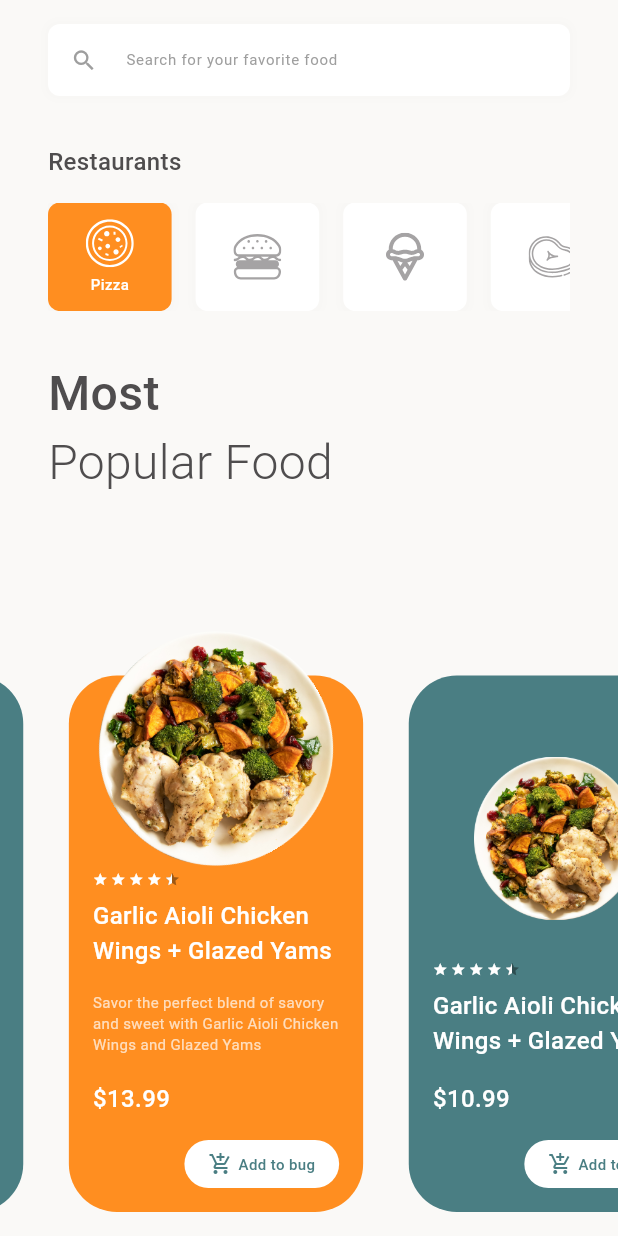
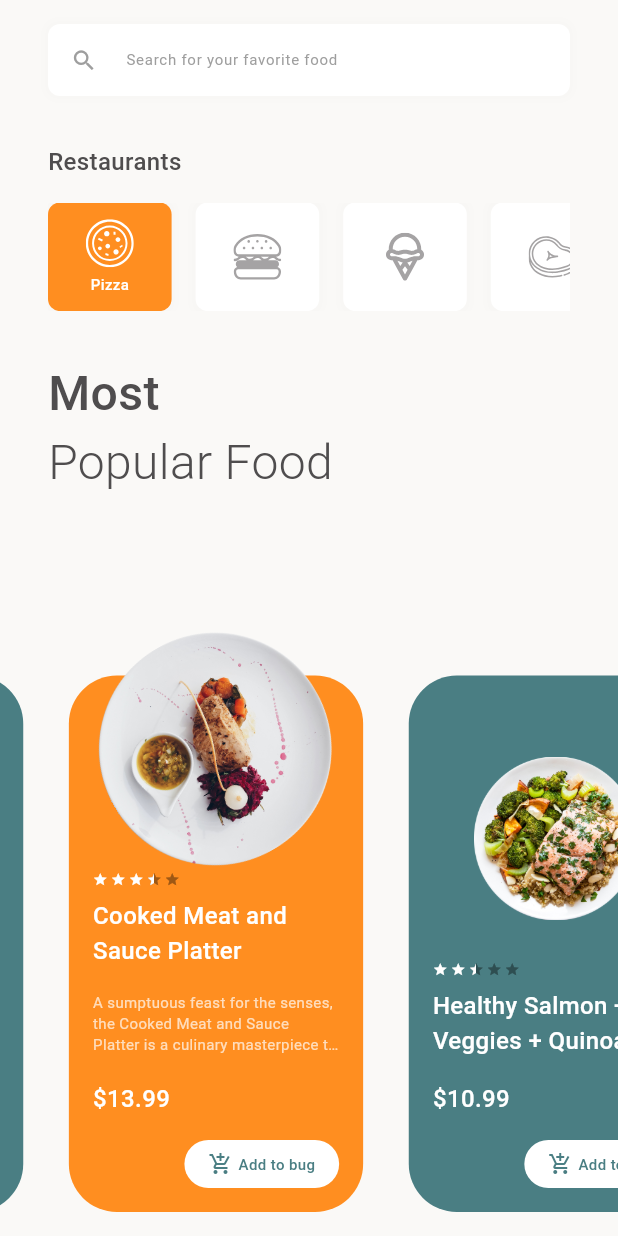
Before and after one commit to manirahmanzadeh/nomnom, a Flutter app: the screen it shows after launch, swiped to page 2, on a phone screen of 412 x 824 dp. Run offline on Flutter 3.47's test engine with Material 3 defaults, Android fonts, the phone set to English and light mode, and no system bars; drawn by our look-alikes of flutter_rating_bar; our stand-ins replace animate_do, flutter_svg.

Commit message:
feat: added new foods and animations

```diff
--- a/lib/src/screens/food/food_screen.dart
+++ b/lib/src/screens/food/food_screen.dart
@@ -235,8 +235,6 @@ class _FoodScreenState extends State<FoodScreen> with SingleTickerProviderStateM
                       ),
                       Text(
                         widget.food.description,
-                        maxLines: 3,
-                        overflow: TextOverflow.ellipsis,
                         style: const TextStyle(
                           color: Colors.black,
                           fontSize: 10,
--- a/lib/src/screens/foods/components/most_popular_section.dart
+++ b/lib/src/screens/foods/components/most_popular_section.dart
@@ -14,23 +14,26 @@ class _MostPopularSectionState extends State<MostPopularSection> {
     const FoodModel(
       plateImageUrl: 'assets/foods/1.png',
       title: 'Garlic Aioli Chicken Wings + Glazed Yams',
-      description: 'Savor the perfect blend of savory and sweet with Garlic Aioli Chicken Wings and Glazed Yams',
+      description:
+          'Indulge in a tantalizing fusion of flavors with the Garlic Aioli Chicken Wings + Glazed Yams, a culinary masterpiece that marries the bold essence of savory chicken wings with the sweet and tender allure of glazed yams. The chicken wings, flawlessly cooked to achieve a crispy exterior and succulent interior, are generously coated in a luscious garlic aioli. The aioli, with its creamy texture and robust garlic undertones, elevates the wings to a new level of gastronomic delight. Paired alongside are the glazed yams, bathed in a delectable caramelized coating that strikes the perfect balance between sweetness and warmth. The contrast between the savory, garlicky chicken wings and the sweet, caramelized yams creates a harmonious dance of flavors that captivates the taste buds. This dish is a symphony of textures and tastes, showcasing the artistry of culinary craftsmanship and making Garlic Aioli Chicken Wings + Glazed Yams an irresistible choice for those seeking a truly satisfying and memorable dining experience.',
       price: 12.99,
       rate: 4.5,
     ),
     const FoodModel(
-      plateImageUrl: 'assets/foods/1.png',
-      title: 'Garlic Aioli Chicken Wings + Glazed Yams',
-      description: 'Savor the perfect blend of savory and sweet with Garlic Aioli Chicken Wings and Glazed Yams',
+      plateImageUrl: 'assets/foods/2.png',
+      title: 'Cooked Meat and Sauce Platter',
+      description:
+          'A sumptuous feast for the senses, the Cooked Meat and Sauce Platter is a culinary masterpiece that tantalizes taste buds and satisfies cravings with its rich and savory combination. This delectable platter showcases expertly cooked meats, ranging from succulent roasted chicken and tender beef cuts to flavorful grilled sausages, each infused with a symphony of herbs and spices that elevate the dining experience. What truly sets this dish apart is the accompanying array of sauces that add a burst of flavor and depth to every bite. From zesty chimichurri to velvety mushroom gravy, the sauces not only complement the meats but also offer a delightful contrast, creating a harmonious symphony of tastes. The Cooked Meat and Sauce Platter is a celebration of culinary craftsmanship, inviting diners to savor the artistry and indulge in a truly satisfying gastronomic adventure.',
       price: 13.99,
-      rate: 4.5,
+      rate: 3.5,
     ),
     const FoodModel(
-      plateImageUrl: 'assets/foods/1.png',
-      title: 'Garlic Aioli Chicken Wings + Glazed Yams',
-      description: 'Savor the perfect blend of savory and sweet with Garlic Aioli Chicken Wings and Glazed Yams',
+      plateImageUrl: 'assets/foods/3.png',
+      title: 'Healthy Salmon + Veggies + Quinoa dish',
+      description:
+          'Embark on a journey of wellness with the Healthy Salmon + Veggies + Quinoa dish, a vibrant and nourishing ensemble that epitomizes the marriage of flavor and nutrition. At the heart of this culinary creation is the impeccably cooked salmon, its flaky texture and rich omega-3 fatty acids providing a healthful foundation. Paired with a colorful medley of fresh, crisp vegetables such as vibrant bell peppers, nutrient-packed spinach, and earthy cherry tomatoes, the dish bursts with vitamins and antioxidants. The inclusion of quinoa, a protein-packed whole grain, adds a wholesome and hearty element, creating a well-balanced meal that sustains and energizes. The symphony of flavors is further enhanced by a light drizzle of lemon vinaigrette, imparting a citrusy brightness that ties the elements together. This Healthy Salmon + Veggies + Quinoa dish not only satiates the palate but also exemplifies a commitment to well-being, making it a delightful choice for those seeking a delicious and nutritious dining experience.',
       price: 10.99,
-      rate: 4.5,
+      rate: 2.5,
     ),
   ];
 
--- a/lib/src/screens/foods/foods_screen.dart
+++ b/lib/src/screens/foods/foods_screen.dart
@@ -1,3 +1,4 @@
+import 'package:animate_do/animate_do.dart';
 import 'package:flutter/material.dart';
 import 'package:nomnom/src/screens/foods/components/most_popular_section.dart';
 import 'package:nomnom/src/screens/foods/components/restaurants_section.dart';
@@ -21,16 +22,18 @@ class _FoodsScreenState extends State<FoodsScreen> {
           SizedBox(
             height: MediaQuery.of(context).padding.top + 16,
           ),
-          const AppSearchBar(),
+          FadeInLeft(child: const AppSearchBar()),
           const SizedBox(
             height: 16,
           ),
-          const RestaurantsSection(),
+          FadeInRight(child: const RestaurantsSection()),
           const SizedBox(
             height: 16,
           ),
-          const Expanded(
-            child: MostPopularSection(),
+          Expanded(
+            child: FadeInUp(
+              child: const MostPopularSection(),
+            ),
           ),
         ],
       ),
```
Also changed, not shown: assets/foods/2.png (added), assets/foods/3.png (added).
